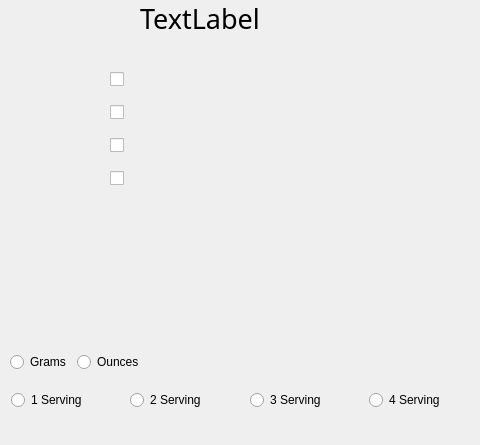
This is RecipeApplication/mainwindow.ui in kevin-collinss/CS4076_FinalProj as Qt 5 draws it before an edit; both pictures show x 0 to 480 and y 99 to 544 of the 860 by 544 pixel window. The edited form follows.
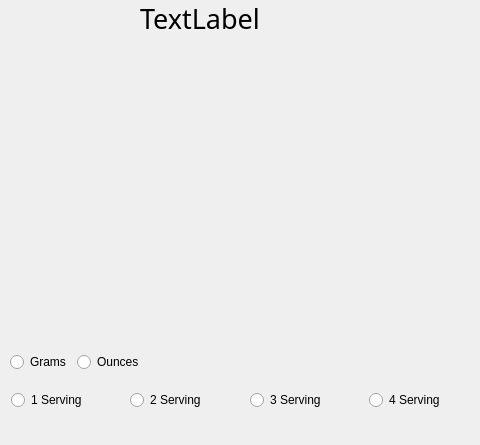
This is the edited form.

```diff
--- a/RecipeApplication/mainwindow.ui
+++ b/RecipeApplication/mainwindow.ui
@@ -126,46 +126,6 @@
    <widget class="QWidget" name="layoutWidget">
     <property name="geometry">
      <rect>
-      <x>110</x>
-      <y>140</y>
-      <width>21</width>
-      <height>141</height>
-     </rect>
-    </property>
-    <layout class="QVBoxLayout" name="verticalLayout">
-     <item>
-      <widget class="QCheckBox" name="checkBox_2">
-       <property name="text">
-        <string/>
-       </property>
-      </widget>
-     </item>
-     <item>
-      <widget class="QCheckBox" name="checkBox_3">
-       <property name="text">
-        <string/>
-       </property>
-      </widget>
-     </item>
-     <item>
-      <widget class="QCheckBox" name="checkBox_4">
-       <property name="text">
-        <string/>
-       </property>
-      </widget>
-     </item>
-     <item>
-      <widget class="QCheckBox" name="checkBox_5">
-       <property name="text">
-        <string/>
-       </property>
-      </widget>
-     </item>
-    </layout>
-   </widget>
-   <widget class="QWidget" name="">
-    <property name="geometry">
-     <rect>
       <x>10</x>
       <y>430</y>
       <width>133</width>
@@ -173,22 +133,32 @@
      </rect>
     </property>
     <layout class="QHBoxLayout" name="horizontalLayout">
-     <item>
-      <widget class="QRadioButton" name="ounces">
-       <property name="text">
-        <string>Grams</string>
-       </property>
-      </widget>
-     </item>
      <item>
       <widget class="QRadioButton" name="grams">
        <property name="text">
+        <string>Grams</string>
+       </property>
+      </widget>
+     </item>
+     <item>
+      <widget class="QRadioButton" name="ounces">
+       <property name="text">
         <string>Ounces</string>
        </property>
       </widget>
      </item>
     </layout>
    </widget>
+   <widget class="QWidget" name="checkBoxesWidget" native="true">
+    <property name="geometry">
+     <rect>
+      <x>100</x>
+      <y>150</y>
+      <width>31</width>
+      <height>121</height>
+     </rect>
+    </property>
+   </widget>
   </widget>
   <widget class="QMenuBar" name="menubar">
    <property name="geometry">
```
Left out of the diff: 2 changed lines with no effect on the pictures.
